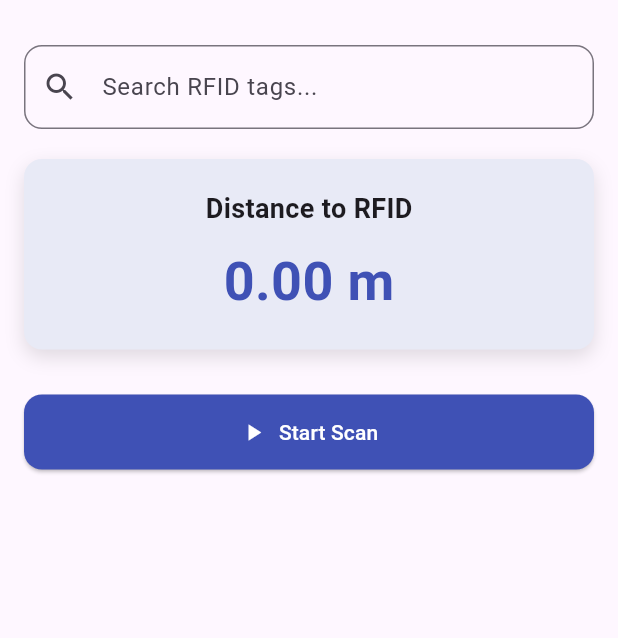
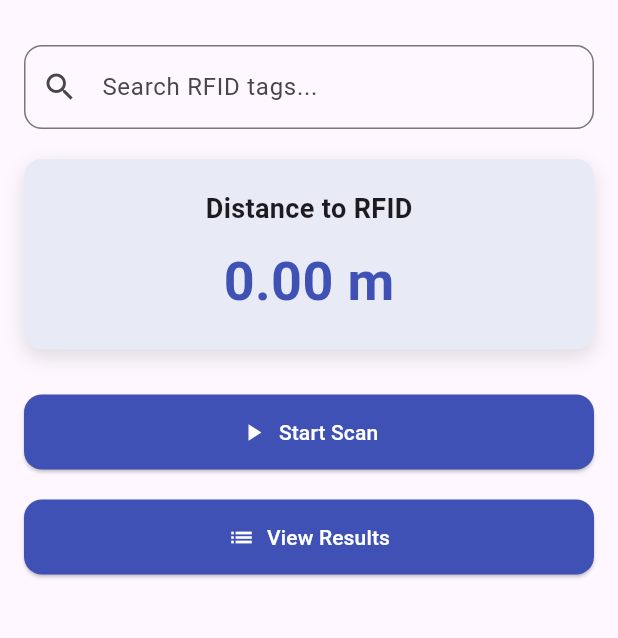
Before and after one commit to kartik040404/rfid_may, a Flutter app: the screen it shows after launch, on a phone screen of 412 x 824 dp, the part 63-701 px from its top. Run offline on Flutter 3.47's test engine with Material 3 defaults, Android fonts, the phone set to English and light mode, and no system bars.

Commit message:
added_new_pages

```diff
--- a/lib/main.dart
+++ b/lib/main.dart
@@ -1,5 +1,5 @@
 import 'package:flutter/material.dart';
-import 'ui/screens/homeScreen.dart';
+import 'ui/screens/home_screen.dart';
 
 void main() {
   runApp(const MyApp());
--- a/lib/ui/screens/homeScreen.dart
+++ /dev/null
@@ -1,132 +0,0 @@
-import 'package:flutter/material.dart';
-import '../../services/rfid_service.dart'; // Separate file for RFID handling
-
-void main() {
-  runApp(const RFIDApp());
-}
-
-class RFIDApp extends StatelessWidget {
-  const RFIDApp({super.key});
-
-  @override
-  Widget build(BuildContext context) {
-    return MaterialApp(
-      debugShowCheckedModeBanner: false,
-      title: 'RFID Scanner',
-      theme: ThemeData(
-        primarySwatch: Colors.indigo,
-        visualDensity: VisualDensity.adaptivePlatformDensity,
-      ),
-      home: const HomePage(),
-    );
-  }
-}
-
-class HomePage extends StatefulWidget {
-  const HomePage({super.key});
-
-  @override
-  State<HomePage> createState() => _HomePageState();
-}
-
-class _HomePageState extends State<HomePage> {
-  bool isScanning = false;
-  double distance = 0.0;
-  final RFIDService _rfidService = RFIDService();
-
-  void startScan() {
-    setState(() {
-      isScanning = true;
-    });
-    _rfidService.startScanning((newDistance) {
-      setState(() {
-        distance = newDistance;
-      });
-    });
-  }
-
-  void stopScan() {
-    setState(() {
-      isScanning = false;
-    });
-    _rfidService.stopScanning();
-  }
-
-  @override
-  Widget build(BuildContext context) {
-    return Scaffold(
-      appBar: AppBar(
-        title: const Text('RFID Scanner'),
-        centerTitle: true,
-      ),
-      body: Padding(
-        padding: const EdgeInsets.all(16.0),
-        child: Column(
-          crossAxisAlignment: CrossAxisAlignment.stretch,
-          children: [
-            TextField(
-              decoration: InputDecoration(
-                hintText: 'Search RFID tags...',
-                prefixIcon: const Icon(Icons.search),
-                border: OutlineInputBorder(
-                  borderRadius: BorderRadius.circular(12.0),
-                ),
-              ),
-            ),
-            const SizedBox(height: 20),
-            Container(
-              padding: const EdgeInsets.all(20),
-              decoration: BoxDecoration(
-                color: Colors.indigo.shade50,
-                borderRadius: BorderRadius.circular(12),
-                boxShadow: [
-                  const BoxShadow(
-                    color: Colors.black12,
-                    blurRadius: 10,
-                    offset: Offset(0, 5),
-                  ),
-                ],
-              ),
-              child: Column(
-                children: [
-                  const Text(
-                    'Distance to RFID',
-                    style: TextStyle(
-                      fontSize: 18,
-                      fontWeight: FontWeight.bold,
-                    ),
-                  ),
-                  const SizedBox(height: 10),
-                  Text(
-                    '${distance.toStringAsFixed(2)} m',
-                    style: const TextStyle(
-                      fontSize: 36,
-                      color: Colors.indigo,
-                      fontWeight: FontWeight.w600,
-                    ),
-                  ),
-                ],
-              ),
-            ),
-            const SizedBox(height: 30),
-            ElevatedButton.icon(
-              icon: Icon(isScanning ? Icons.stop : Icons.play_arrow, color: Colors.white),
-              label: Text(
-                isScanning ? 'Stop Scan' : 'Start Scan',
-                style: const TextStyle(color: Colors.white),
-              ),
-              style: ElevatedButton.styleFrom(
-                padding: const EdgeInsets.symmetric(vertical: 15),
-                backgroundColor: isScanning ? Colors.red : Colors.indigo,
-                shape: RoundedRectangleBorder(
-                  borderRadius: BorderRadius.circular(12),
-                ),
-              ),
-              onPressed: isScanning ? stopScan : startScan,
-            ),
-          ],
-        ),
-      ),
-    );
-  }
-}
--- /dev/null
+++ b/lib/ui/screens/home_screen.dart
@@ -0,0 +1,124 @@
+import 'package:flutter/material.dart';
+import '../../services/rfid_service.dart';
+import '../widgets/custom_button.dart';
+import '../widgets/custom_text_field.dart';
+import '../widgets/info_card.dart';
+import '../widgets/scan_button.dart';
+import 'results_screen.dart';
+
+class HomePage extends StatefulWidget {
+  const HomePage({super.key});
+
+  @override
+  State<HomePage> createState() => _HomePageState();
+}
+
+class _HomePageState extends State<HomePage> {
+  bool isScanning = false;
+  double distance = 0.0;
+  final RFIDService _rfidService = RFIDService();
+  final TextEditingController _searchController = TextEditingController();
+  final FocusNode _searchFocusNode = FocusNode();
+
+  @override
+  void dispose() {
+    _searchController.dispose();
+    _searchFocusNode.dispose();
+    super.dispose();
+  }
+
+  void startScan() {
+    setState(() {
+      isScanning = true;
+    });
+    _rfidService.startScanning((newDistance) {
+      setState(() {
+        distance = newDistance;
+      });
+    });
+  }
+
+  void stopScan() {
+    setState(() {
+      isScanning = false;
+    });
+    _rfidService.stopScanning();
+  }
+
+  @override
+  Widget build(BuildContext context) {
+    return Scaffold(
+      appBar: AppBar(
+        title: const Text('RFID Scanner'),
+        centerTitle: true,
+      ),
+      body: GestureDetector(
+        onTap: () {
+          FocusScope.of(context).unfocus(); // Unfocus the search field when tapping outside
+        },
+        child: Padding(
+          padding: const EdgeInsets.all(16.0),
+          child: Column(
+            crossAxisAlignment: CrossAxisAlignment.stretch,
+            children: [
+              CustomTextField(
+                hintText: 'Search RFID tags...',
+                icon: Icons.search,
+                controller: _searchController,
+                focusNode: _searchFocusNode,
+                onChanged: (text) {
+                  if (isScanning) {
+                    stopScan();
+                  }
+                },
+                onSubmitted: (text) {
+                  if (text.isNotEmpty && !isScanning) {
+                    startScan();
+                  } else if (text.isEmpty && isScanning) {
+                    stopScan();
+                  }
+                },
+              ),
+              const SizedBox(height: 20),
+              InfoCard(
+                title: 'Distance to RFID',
+                value: '${distance.toStringAsFixed(2)} m',
+              ),
+              const SizedBox(height: 30),
+              if (isScanning) ...[
+                const Center(child: CircularProgressIndicator()),
+                const SizedBox(height: 20),
+                CustomButton(
+                  text: 'Stop Scan',
+                  icon: Icons.stop,
+                  color: Colors.red,
+                  onPressed: stopScan,
+                ),
+              ] else ...[
+                ScanButton(
+                  isScanning: isScanning,
+                  onStartScan: startScan,
+                  onStopScan: stopScan,
+                  focusNode: _searchFocusNode,
+                  controller: _searchController,
+                ),
+              ],
+              const SizedBox(height: 20),
+              CustomButton(
+                text: 'View Results',
+                icon: Icons.list,
+                onPressed: () {
+                  _searchFocusNode.unfocus(); // Unfocus the search field
+                  Navigator.push(
+                    context,
+                    MaterialPageRoute(builder: (context) => const ResultsScreen()),
+                  );
+                },
+              ),
+            ],
+          ),
+        ),
+      ),
+    );
+  }
+}
--- /dev/null
+++ b/lib/ui/widgets/custom_button.dart
@@ -0,0 +1,32 @@
+import 'package:flutter/material.dart';
+
+class CustomButton extends StatelessWidget {
+  final String text;
+  final IconData icon;
+  final VoidCallback onPressed;
+  final Color color;
+
+  const CustomButton({
+    Key? key,
+    required this.text,
+    required this.icon,
+    required this.onPressed,
+    this.color = Colors.indigo,
+  }) : super(key: key);
+
+  @override
+  Widget build(BuildContext context) {
+    return ElevatedButton.icon(
+      icon: Icon(icon, color: Colors.white),
+      label: Text(text, style: const TextStyle(color: Colors.white)),
+      style: ElevatedButton.styleFrom(
+        padding: const EdgeInsets.symmetric(vertical: 15),
+        backgroundColor: color,
+        shape: RoundedRectangleBorder(
+          borderRadius: BorderRadius.circular(12),
+        ),
+      ),
+      onPressed: onPressed,
+    );
+  }
+}
--- /dev/null
+++ b/lib/ui/widgets/custom_text_field.dart
@@ -0,0 +1,37 @@
+import 'package:flutter/material.dart';
+
+class CustomTextField extends StatelessWidget {
+  final String hintText;
+  final IconData icon;
+  final TextEditingController controller;
+  final FocusNode? focusNode;
+  final ValueChanged<String>? onChanged;
+  final ValueChanged<String>? onSubmitted;
+
+  const CustomTextField({
+    Key? key,
+    required this.hintText,
+    required this.icon,
+    required this.controller,
+    this.focusNode,
+    this.onChanged,
+    this.onSubmitted,
+  }) : super(key: key);
+
+  @override
+  Widget build(BuildContext context) {
+    return TextField(
+      controller: controller,
+      focusNode: focusNode,
+      onChanged: onChanged,
+      onSubmitted: onSubmitted,
+      decoration: InputDecoration(
+        hintText: hintText,
+        prefixIcon: Icon(icon),
+        border: OutlineInputBorder(
+          borderRadius: BorderRadius.circular(12.0),
+        ),
+      ),
+    );
+  }
+}
--- /dev/null
+++ b/lib/ui/widgets/info_card.dart
@@ -0,0 +1,50 @@
+import 'package:flutter/material.dart';
+
+class InfoCard extends StatelessWidget {
+  final String title;
+  final String value;
+
+  const InfoCard({
+    Key? key,
+    required this.title,
+    required this.value,
+  }) : super(key: key);
+
+  @override
+  Widget build(BuildContext context) {
+    return Container(
+      padding: const EdgeInsets.all(20),
+      decoration: BoxDecoration(
+        color: Colors.indigo.shade50,
+        borderRadius: BorderRadius.circular(12),
+        boxShadow: const [
+          BoxShadow(
+            color: Colors.black12,
+            blurRadius: 10,
+            offset: Offset(0, 5),
+          ),
+        ],
+      ),
+      child: Column(
+        children: [
+          Text(
+            title,
+            style: const TextStyle(
+              fontSize: 18,
+              fontWeight: FontWeight.bold,
+            ),
+          ),
+          const SizedBox(height: 10),
+          Text(
+            value,
+            style: const TextStyle(
+              fontSize: 36,
+              color: Colors.indigo,
+              fontWeight: FontWeight.w600,
+            ),
+          ),
+        ],
+      ),
+    );
+  }
+}
--- /dev/null
+++ b/lib/ui/widgets/scan_button.dart
@@ -0,0 +1,56 @@
+import 'package:flutter/material.dart';
+import 'custom_button.dart';
+
+class ScanButton extends StatelessWidget {
+  final bool isScanning;
+  final VoidCallback onStartScan;
+  final VoidCallback onStopScan;
+  final FocusNode focusNode;
+  final TextEditingController controller;
+
+  const ScanButton({
+    Key? key,
+    required this.isScanning,
+    required this.onStartScan,
+    required this.onStopScan,
+    required this.focusNode,
+    required this.controller,
+  }) : super(key: key);
+
+  @override
+  Widget build(BuildContext context) {
+    return CustomButton(
+      text: isScanning ? 'Stop Scan' : 'Start Scan',
+      icon: isScanning ? Icons.stop : Icons.play_arrow,
+      color: isScanning ? Colors.red : Colors.indigo,
+      onPressed: () {
+        focusNode.unfocus(); // Unfocus the search field
+        if (controller.text.isEmpty) {
+          showDialog(
+            context: context,
+            builder: (BuildContext context) {
+              return AlertDialog(
+                title: const Text('Error'),
+                content: const Text('Please enter a RFID tag to begin searching.'),
+                actions: <Widget>[
+                  TextButton(
+                    child: const Text('OK'),
+                    onPressed: () {
+                      Navigator.of(context).pop();
+                    },
+                  ),
+                ],
+              );
+            },
+          );
+          return;
+        }
+        if (isScanning) {
+          onStopScan();
+        } else {
+          onStartScan();
+        }
+      },
+    );
+  }
+}
```
Also changed, not shown: lib/ui/screens/result_details_screen.dart (added, +53 -0 lines), lib/ui/screens/results_screen.dart (added, +153 -0 lines), lib/ui/widgets/error_message.dart (added, +20 -0 lines), lib/ui/widgets/loading_indicator.dart (added, +12 -0 lines), flutter_01.png (added).
